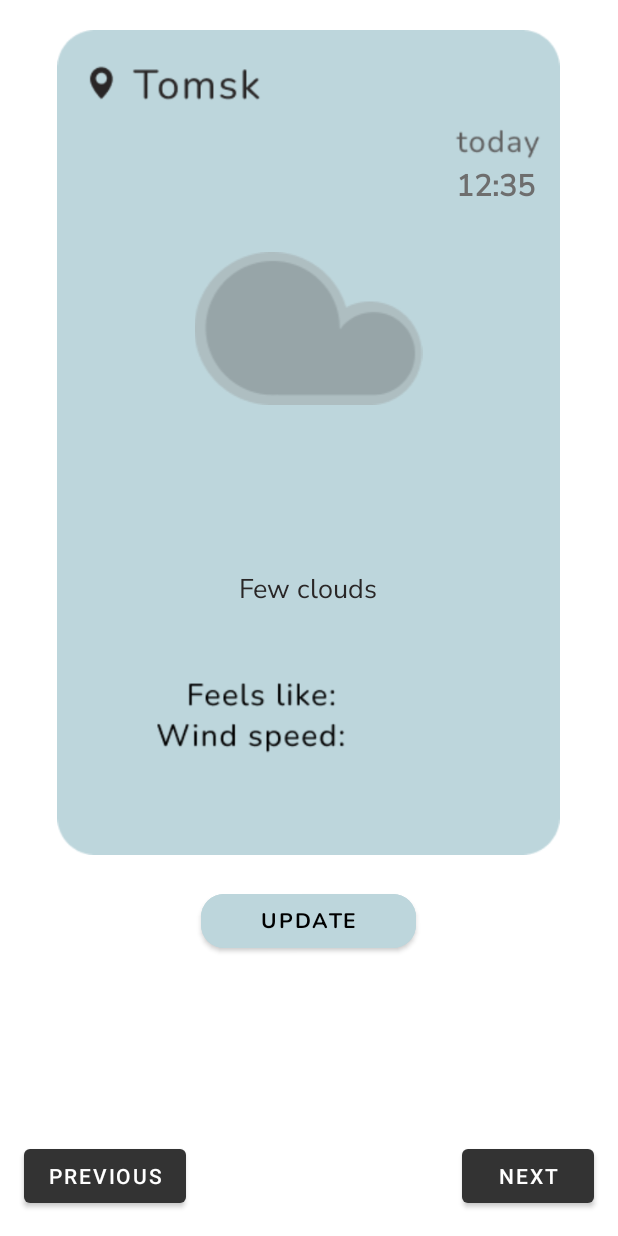
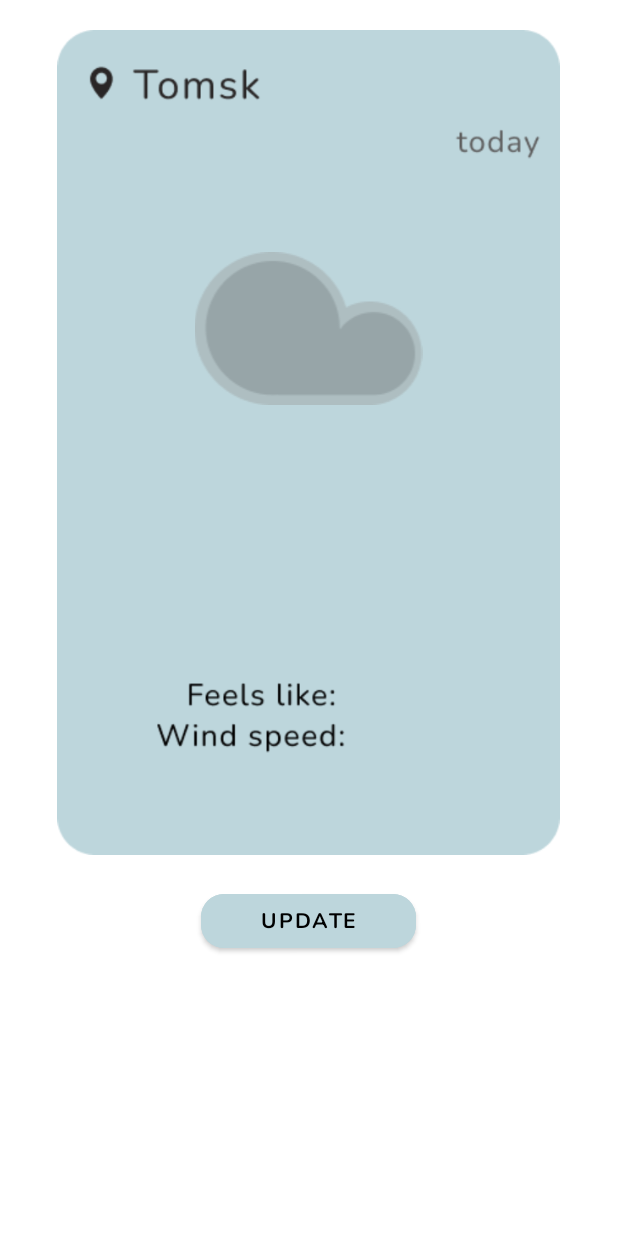
Before and after one commit to antonbadretdinov/CheckWeather, an Android app: the screen it shows after launch (MainActivity), on a phone screen of 412 x 824 dp. Run offline under Robolectric (Android 15) with nearby library versions, the phone set to English and light mode, and no system bars; Roboto replaces fonts that are not available here.

Commit message:
-change 2 buttons in the bottom(previous,next) -make these buttons invisible and match_parent in height

```diff
--- a/app/src/main/java/com/example/myapplication/MainActivity.java
+++ b/app/src/main/java/com/example/myapplication/MainActivity.java
@@ -31,6 +31,8 @@ public class MainActivity extends AppCompatActivity {
     private TextView temp_spb;
     private TextView fl_spb;
     private TextView wind_spb;
+    private TextView time_spb;
+
 
     private TextView descr_tsk;
     private TextView temp_tsk;
@@ -53,6 +55,7 @@ public class MainActivity extends AppCompatActivity {
 
 
         Button main_btn = findViewById(R.id.tsk_btn);
+        Button main_btn_spb = findViewById(R.id.spb_btn);
 
         temp_spb = findViewById(R.id.temp_spb);
         temp_tsk = findViewById(R.id.temp_tsk);
@@ -60,8 +63,10 @@ public class MainActivity extends AppCompatActivity {
         fl_tsk = findViewById(R.id.fl_tsk);
         wind_spb = findViewById(R.id.wind_spb);
         wind_tsk = findViewById(R.id.wind_tsk);
-        descr_tsk = findViewById(R.id.descr_spb);
+        descr_tsk = findViewById(R.id.descr_tsk);
+        descr_spb = findViewById(R.id.descr_spb);
         time_tsk = findViewById(R.id.time_tsk);
+        time_spb = findViewById(R.id.time_spb);
 
 
         String url = "https://api.openweathermap.org/data/2.5/weather?lat=56.501041&lon=84.992455&appid=be59c27f4f9fe68c807fdd8034c9e97b&units=metric&lang=en";
@@ -73,6 +78,12 @@ public class MainActivity extends AppCompatActivity {
             public void onClick(View view) {
                 GetURLData getURLData = new GetURLData();
                 getURLData.execute(url);
+            }
+        });
+
+        main_btn_spb.setOnClickListener(new View.OnClickListener() {
+            @Override
+            public void onClick(View view) {
                 GetURLData2 getURLData2 = new GetURLData2();
                 getURLData2.execute(url_spb);
             }
@@ -201,10 +212,12 @@ public class MainActivity extends AppCompatActivity {
             super.onPostExecute(result);
 
                try {
+                   time_spb.setText(df.format(Calendar.getInstance().getTime()));
                    JSONObject jsonObject = new JSONObject(result);
                    temp_spb.setText(((int) jsonObject.getJSONObject("main").getDouble("temp"))+"°C");
                    fl_spb.setText((int)jsonObject.getJSONObject("main").getDouble("feels_like")+"°C");
                    wind_spb.setText((int)jsonObject.getJSONObject("wind").getDouble("speed")+" m/s");
+                   descr_spb.setText((CharSequence) jsonObject.getJSONArray("weather").getJSONObject(0).getString("description"));
                } catch (JSONException e) {
                    e.printStackTrace();
                }
--- a/app/src/main/res/layout/activity_main.xml
+++ b/app/src/main/res/layout/activity_main.xml
@@ -55,7 +55,7 @@
                 android:layout_marginStart="90dp"
                 android:layout_marginTop="270dp"
                 android:layout_marginEnd="90dp"
-                android:layout_marginBottom="200dp"
+                android:layout_marginBottom="190dp"
                 android:fontFamily="@font/nunito_sans"
                 android:textAlignment="center"
                 android:textColor="#292626"
@@ -109,13 +109,12 @@
                 android:layout_marginEnd="14dp"
                 android:layout_marginBottom="430dp"
                 android:fontFamily="@font/nunito_sans"
-                android:text="12:35"
                 android:textColor="#6E6E6E"
                 android:textSize="20sp"
                 android:textStyle="bold" />
 
             <TextView
-                android:id="@+id/descr_spb"
+                android:id="@+id/descr_tsk"
                 android:layout_width="wrap_content"
                 android:layout_height="wrap_content"
                 android:layout_alignStart="@+id/main_block"
@@ -127,13 +126,13 @@
                 android:layout_marginEnd="90dp"
                 android:layout_marginBottom="160dp"
                 android:fontFamily="@font/nunito_sans"
-                android:text="Few clouds"
+                android:text=""
                 android:textAlignment="center"
                 android:textColor="#292626"
                 android:textSize="18sp" />
 
             <ImageView
-                android:id="@+id/imageView"
+                android:id="@+id/cloud_tsk"
                 android:layout_width="wrap_content"
                 android:layout_height="wrap_content"
                 android:layout_alignStart="@+id/main_block"
@@ -150,94 +149,155 @@
         <RelativeLayout
             android:layout_width="match_parent"
             android:layout_height="match_parent">
+
+            <Button
+                android:id="@+id/spb_btn"
+                android:layout_width="match_parent"
+                android:layout_height="wrap_content"
+                android:layout_below="@id/main_sample_spb"
+                android:layout_alignStart="@+id/main_sample_spb"
+                android:layout_alignEnd="@+id/main_sample_spb"
+                android:layout_marginHorizontal="120sp"
+                android:layout_marginStart="100dp"
+                android:layout_marginTop="20sp"
+                android:layout_marginEnd="100dp"
+                android:backgroundTint="#BDD6DC"
+                android:fontFamily="@font/nunito_bold"
+                android:text="@string/btn_text"
+                android:textColor="@color/black"
+                app:cornerRadius="15dp" />
+
             <ImageView
-            android:id="@+id/spb"
-            android:layout_width="match_parent"
-            android:layout_height="260sp"
-            android:layout_alignParentStart="true"
-            android:layout_alignParentEnd="true"
-            android:layout_marginStart="0dp"
-            android:layout_marginTop="20sp"
-            android:layout_marginEnd="0dp"
-            app:srcCompat="@drawable/rect_spb" />
+                android:id="@+id/main_sample_spb"
+                android:layout_width="343dp"
+                android:layout_height="550dp"
+                android:layout_centerHorizontal="true"
+                android:layout_marginTop="20dp"
+                app:srcCompat="@drawable/main_sample_spb" />
 
             <TextView
                 android:id="@+id/temp_spb"
-            android:layout_width="match_parent"
-            android:layout_height="wrap_content"
+                android:layout_width="61dp"
+                android:layout_height="104dp"
+                android:layout_alignTop="@+id/main_sample_spb"
+                android:layout_alignBottom="@+id/main_sample_spb"
                 android:layout_alignParentStart="true"
                 android:layout_alignParentEnd="true"
+                android:layout_centerHorizontal="true"
                 android:layout_marginHorizontal="160sp"
-            android:layout_marginStart="240dp"
-            android:layout_marginTop="135sp"
+                android:layout_marginStart="90dp"
+                android:layout_marginTop="270dp"
                 android:layout_marginEnd="90dp"
-            android:fontFamily="@font/nunito_bold"
+                android:layout_marginBottom="190dp"
+                android:fontFamily="@font/nunito_sans"
                 android:textAlignment="center"
-            android:textColor="@color/black"
-            tools:text="." />
+                android:textColor="#292626"
+                android:textSize="70sp"
+                tools:text="°C" />
 
             <TextView
                 android:id="@+id/fl_spb"
                 android:layout_width="match_parent"
-            android:layout_height="wrap_content"
-            android:layout_below="@id/temp_spb"
-            android:layout_alignParentStart="true"
-            android:layout_alignParentEnd="true"
+                android:layout_height="24dp"
+                android:layout_above="@+id/spb_btn"
+                android:layout_alignStart="@+id/main_sample_spb"
+                android:layout_alignEnd="@+id/main_sample_spb"
                 android:layout_marginHorizontal="160sp"
-            android:layout_marginStart="240dp"
-            android:layout_marginTop="18dp"
-            android:layout_marginEnd="90dp"
+                android:layout_marginStart="215dp"
+                android:layout_marginEnd="65dp"
+                android:layout_marginBottom="95dp"
                 android:fontFamily="@font/nunito_bold"
-            android:textAlignment="center"
-            android:textColor="@color/black"
+                android:textAlignment="textStart"
+                android:textColor="@color/main_background"
+                android:textSize="18sp"
                 tools:text="." />
 
             <TextView
                 android:id="@+id/wind_spb"
                 android:layout_width="match_parent"
-            android:layout_height="wrap_content"
-            android:layout_below="@id/fl_spb"
-            android:layout_alignParentStart="true"
-            android:layout_alignParentEnd="true"
+                android:layout_height="24dp"
+                android:layout_above="@+id/spb_btn"
+                android:layout_alignStart="@+id/main_sample_spb"
+                android:layout_alignEnd="@+id/main_sample_spb"
                 android:layout_marginHorizontal="160sp"
-            android:layout_marginStart="240dp"
-            android:layout_marginTop="18dp"
-            android:layout_marginEnd="90dp"
+                android:layout_marginStart="215dp"
+                android:layout_marginEnd="65dp"
+                android:layout_marginBottom="68dp"
                 android:fontFamily="@font/nunito_bold"
-            android:textAlignment="center"
-            android:textColor="@color/black"
+                android:textAlignment="textStart"
+                android:textColor="@color/main_background"
+                android:textSize="18sp"
                 tools:text="." />
 
-            <Button
-                android:id="@+id/spb_btn"
-                android:layout_width="match_parent"
+            <TextView
+                android:id="@+id/time_spb"
+                android:layout_width="wrap_content"
                 android:layout_height="wrap_content"
-                android:layout_below="@id/spb"
-                android:layout_marginHorizontal="90sp"
-                android:layout_marginTop="35sp"
-                android:backgroundTint="@color/btn_gray"
-                android:fontFamily="@font/nunito_bold"
-                android:text="@string/btn_text"
-                android:textColor="@color/black" />
+                android:layout_alignStart="@+id/main_sample_spb"
+                android:layout_alignTop="@+id/main_sample_spb"
+                android:layout_alignEnd="@+id/main_sample_spb"
+                android:layout_alignBottom="@+id/main_sample_spb"
+                android:layout_marginStart="270dp"
+                android:layout_marginTop="90dp"
+                android:layout_marginEnd="14dp"
+                android:layout_marginBottom="430dp"
+                android:fontFamily="@font/nunito_sans"
+                android:textColor="#6E6E6E"
+                android:textSize="20sp"
+                android:textStyle="bold" />
+
+            <TextView
+                android:id="@+id/descr_spb"
+                android:layout_width="wrap_content"
+                android:layout_height="wrap_content"
+                android:layout_alignStart="@+id/main_sample_spb"
+                android:layout_alignTop="@+id/main_sample_spb"
+                android:layout_alignEnd="@+id/main_sample_spb"
+                android:layout_alignBottom="@+id/main_sample_spb"
+                android:layout_marginStart="90dp"
+                android:layout_marginTop="360dp"
+                android:layout_marginEnd="90dp"
+                android:layout_marginBottom="160dp"
+                android:fontFamily="@font/nunito_sans"
+                android:textAlignment="center"
+                android:textColor="#292626"
+                android:textSize="18sp" />
+
+            <ImageView
+                android:id="@+id/cloud_spb"
+                android:layout_width="wrap_content"
+                android:layout_height="wrap_content"
+                android:layout_alignStart="@+id/main_sample_spb"
+                android:layout_alignEnd="@+id/main_sample_spb"
+                android:layout_alignBottom="@+id/main_sample_spb"
+                android:layout_marginStart="70dp"
+                android:layout_marginEnd="70dp"
+                android:layout_marginBottom="300dp"
+                app:srcCompat="@drawable/cloud" />
+
         </RelativeLayout>
 
     </ViewFlipper>
     <Button
         android:layout_width="wrap_content"
-        android:layout_height="wrap_content"
+        android:layout_height="match_parent"
+        android:layout_alignParentTop="true"
         android:layout_alignParentBottom="true"
         android:layout_alignParentStart="true"
-        android:layout_margin="16dp"
-        android:onClick="previousView"
-        android:text="Previous" />
+        android:layout_marginStart="16dp"
+        android:background="#00FFFFFF"
+        android:onClick="previousView"/>
 
     <Button
+        style="@style/Widget.AppCompat.Button"
         android:layout_width="wrap_content"
-        android:layout_height="wrap_content"
+        android:layout_height="match_parent"
+        android:layout_alignParentTop="true"
+        android:layout_alignParentEnd="true"
         android:layout_alignParentBottom="true"
-        android:layout_alignParentEnd="true"
-        android:layout_margin="16dp"
-        android:onClick="nextView"
-        android:text="Next" />
+        android:layout_marginStart="0dp"
+        android:layout_marginEnd="16dp"
+        android:background="#00FFFFFF"
+        android:onClick="nextView"/>
 
 </RelativeLayout>
```
Also changed, not shown: app/src/main/res/drawable/main_sample_spb.png (added). Lines whose indentation alone changed are shown as unchanged.
